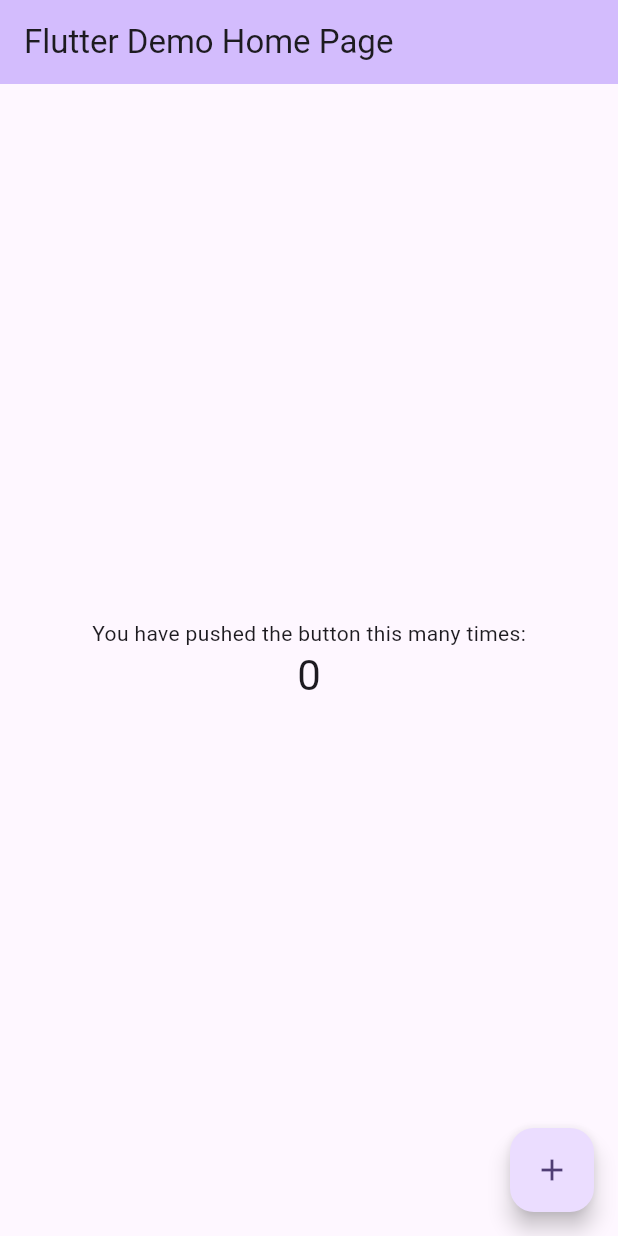
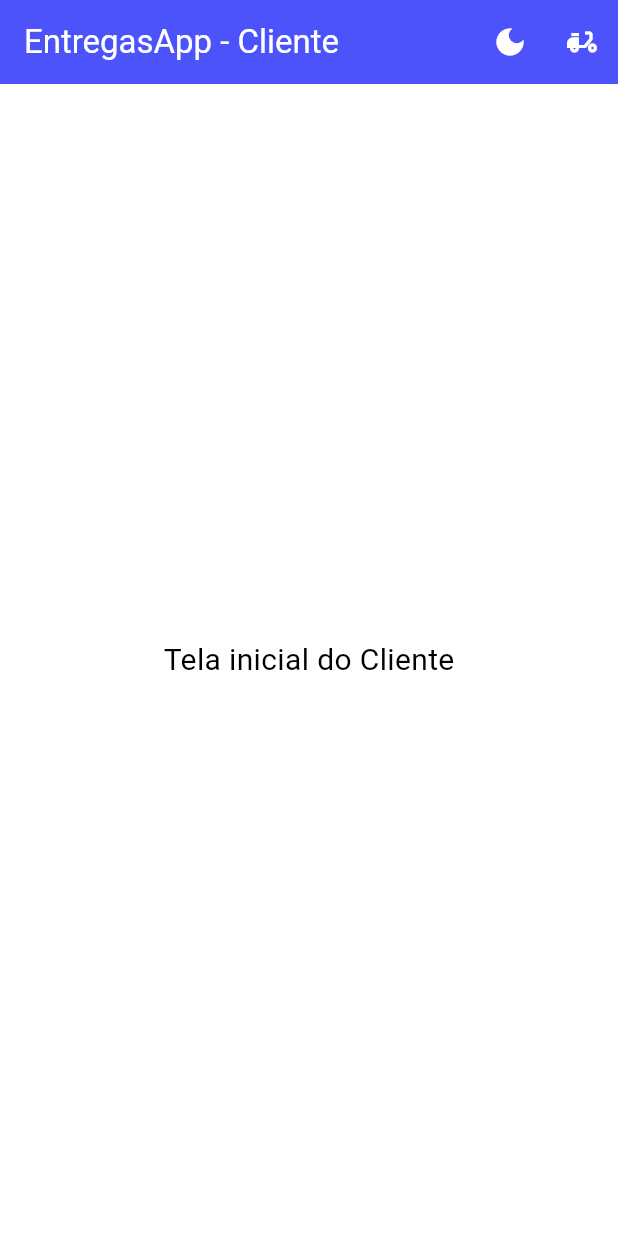
Before and after one commit to oarthurfc/delivery-app, a Flutter app: the screen it shows after launch, on a phone screen of 412 x 824 dp. Run offline on Flutter 3.47's test engine with Material 3 defaults, Android fonts, the phone set to English and light mode, and no system bars; our stand-ins replace shared_preferences.

Commit message:
feat: implementa dark mode #10

```diff
--- a/lib/app.dart
+++ b/lib/app.dart
@@ -0,0 +1,73 @@
+import 'package:flutter/material.dart';
+import 'config/theme_config.dart';
+import 'config/routes.dart';
+import 'services/theme_service.dart';
+import 'screens/client/client_home_screen.dart';
+import 'screens/driver/driver_home_screen.dart';
+
+class DeliveryApp extends StatefulWidget {
+  final ThemeService themeService;
+
+  const DeliveryApp({Key? key, required this.themeService}) : super(key: key);
+
+  @override
+  State<DeliveryApp> createState() => _DeliveryAppState();
+}
+
+class _DeliveryAppState extends State<DeliveryApp> {
+  late bool _isDarkMode;
+  bool _isDriver = false; // Para alternar entre visualizações de cliente e motorista
+
+  @override
+  void initState() {
+    super.initState();
+    _isDarkMode = widget.themeService.isDarkMode;
+    widget.themeService.addListener(() {
+      setState(() {
+        _isDarkMode = widget.themeService.isDarkMode;
+      });
+    });
+  }
+
+  void _toggleUserMode() {
+    setState(() {
+      _isDriver = !_isDriver;
+    });
+  }
+
+  @override
+  Widget build(BuildContext context) {
+    return MaterialApp(
+      title: 'DeliveryApp',
+      theme: lightTheme,
+      darkTheme: darkTheme,
+      themeMode: _isDarkMode ? ThemeMode.dark : ThemeMode.light,
+      debugShowCheckedModeBanner: false,
+      //routes: appRoutes,
+      home: Scaffold(
+        appBar: AppBar(
+          title: Text(_isDriver ? 'EntregasApp - Motorista' : 'EntregasApp - Cliente'),
+          actions: [
+            IconButton(
+              icon: Icon(_isDarkMode ? Icons.light_mode : Icons.dark_mode),
+              onPressed: () {
+                widget.themeService.toggleTheme();
+              },
+            ),
+            IconButton(
+              icon: Icon(_isDriver ? Icons.person : Icons.delivery_dining),
+              onPressed: _toggleUserMode,
+              tooltip: 'Alternar entre cliente e motorista',
+            ),
+          ],
+        ),
+        body: Center(
+          child: Text(
+            _isDriver ? 'Tela inicial do Motorista' : 'Tela inicial do Cliente',
+            style: TextStyle(fontSize: 20),
+          ),
+        ),
+      ),
+    );
+  }
+}
--- a/lib/config/theme_config.dart
+++ b/lib/config/theme_config.dart
@@ -0,0 +1,75 @@
+import 'package:flutter/material.dart';
+
+// Cores principais do app
+const primaryColor = Color(0xFF4C53FB);
+const secondaryColor = Color(0xFF5ACAFC);
+const accentColor = Color(0xFFFF7F50);
+const errorColor = Color(0xFFE53935);
+const successColor = Color(0xFF43A047);
+
+// Tema claro
+final ThemeData lightTheme = ThemeData(
+  brightness: Brightness.light,
+  primaryColor: primaryColor,
+  colorScheme: const ColorScheme.light(
+    primary: primaryColor,
+    secondary: secondaryColor,
+    error: errorColor,
+  ),
+  appBarTheme: const AppBarTheme(
+    backgroundColor: primaryColor,
+    foregroundColor: Colors.white,
+    elevation: 0,
+  ),
+  cardTheme: CardTheme(
+    shape: RoundedRectangleBorder(borderRadius: BorderRadius.circular(12)),
+    elevation: 2,
+  ),
+  elevatedButtonTheme: ElevatedButtonThemeData(
+    style: ElevatedButton.styleFrom(
+      backgroundColor: primaryColor,
+      foregroundColor: Colors.white,
+      padding: const EdgeInsets.symmetric(vertical: 12, horizontal: 16),
+      shape: RoundedRectangleBorder(borderRadius: BorderRadius.circular(8)),
+    ),
+  ),
+  floatingActionButtonTheme: const FloatingActionButtonThemeData(
+    backgroundColor: accentColor,
+    foregroundColor: Colors.white,
+  ),
+);
+
+// Tema escuro
+final ThemeData darkTheme = ThemeData(
+  brightness: Brightness.dark,
+  primaryColor: primaryColor,
+  scaffoldBackgroundColor: const Color(0xFF121212),
+  colorScheme: const ColorScheme.dark(
+    primary: primaryColor,
+    secondary: secondaryColor,
+    error: errorColor,
+    surface: Color(0xFF1E1E1E),
+  ),
+  appBarTheme: const AppBarTheme(
+    backgroundColor: Color(0xFF1E1E1E),
+    foregroundColor: Colors.white,
+    elevation: 0,
+  ),
+  cardTheme: CardTheme(
+    color: const Color(0xFF2C2C2C),
+    shape: RoundedRectangleBorder(borderRadius: BorderRadius.circular(12)),
+    elevation: 2,
+  ),
+  elevatedButtonTheme: ElevatedButtonThemeData(
+    style: ElevatedButton.styleFrom(
+      backgroundColor: primaryColor,
+      foregroundColor: Colors.white,
+      padding: const EdgeInsets.symmetric(vertical: 12, horizontal: 16),
+      shape: RoundedRectangleBorder(borderRadius: BorderRadius.circular(8)),
+    ),
+  ),
+  floatingActionButtonTheme: const FloatingActionButtonThemeData(
+    backgroundColor: accentColor,
+    foregroundColor: Colors.white,
+  ),
+);
--- a/lib/main.dart
+++ b/lib/main.dart
@@ -1,68 +1,13 @@
 import 'package:flutter/material.dart';
+import 'package:shared_preferences/shared_preferences.dart';
+import 'app.dart';
+import 'services/theme_service.dart';
 
-void main() {
-  runApp(const MyApp());
+void main() async {
+  WidgetsFlutterBinding.ensureInitialized();
+
+  final prefs = await SharedPreferences.getInstance();
+  final themeService = ThemeService(prefs);
+
+  runApp(DeliveryApp(themeService: themeService));
 }
-
-class MyApp extends StatelessWidget {
-  const MyApp({super.key});
-
-  // This widget is the root of your application.
-  @override
-  Widget build(BuildContext context) {
-    return MaterialApp(
-      title: 'Flutter Demo',
-      theme: ThemeData(
-        colorScheme: ColorScheme.fromSeed(seedColor: Colors.deepPurple),
-      ),
-      home: const MyHomePage(title: 'Flutter Demo Home Page'),
-    );
-  }
-}
-
-class MyHomePage extends StatefulWidget {
-  const MyHomePage({super.key, required this.title});
-
-  final String title;
-
-  @override
-  State<MyHomePage> createState() => _MyHomePageState();
-}
-
-class _MyHomePageState extends State<MyHomePage> {
-  int _counter = 0;
-
-  void _incrementCounter() {
-    setState(() {
-      _counter++;
-    });
-  }
-
-  @override
-  Widget build(BuildContext context) {
-
-    return Scaffold(
-      appBar: AppBar(
-        backgroundColor: Theme.of(context).colorScheme.inversePrimary,
-        title: Text(widget.title),
-      ),
-      body: Center(
-        child: Column(
-          mainAxisAlignment: MainAxisAlignment.center,
-          children: <Widget>[
-            const Text('You have pushed the button this many times:'),
-            Text(
-              '$_counter',
-              style: Theme.of(context).textTheme.headlineMedium,
-            ),
-          ],
-        ),
-      ),
-      floatingActionButton: FloatingActionButton(
-        onPressed: _incrementCounter,
-        tooltip: 'Increment',
-        child: const Icon(Icons.add),
-      ), // This trailing comma makes auto-formatting nicer for build methods.
-    );
-  }
-}
--- a/lib/services/theme_service.dart
+++ b/lib/services/theme_service.dart
@@ -0,0 +1,20 @@
+import 'package:flutter/material.dart';
+import 'package:shared_preferences/shared_preferences.dart';
+
+class ThemeService extends ChangeNotifier {
+  static const themeKey = 'is_dark_mode';
+  final SharedPreferences _prefs;
+  late bool _isDarkMode;
+
+  ThemeService(this._prefs) {
+    _isDarkMode = _prefs.getBool(themeKey) ?? false;
+  }
+
+  bool get isDarkMode => _isDarkMode;
+
+  void toggleTheme() {
+    _isDarkMode = !_isDarkMode;
+    _prefs.setBool(themeKey, _isDarkMode);
+    notifyListeners();
+  }
+}
--- a/pubspec.yaml
+++ b/pubspec.yaml
@@ -34,6 +34,7 @@ dependencies:
   # The following adds the Cupertino Icons font to your application.
   # Use with the CupertinoIcons class for iOS style icons.
   cupertino_icons: ^1.0.8
+  shared_preferences: ^2.5.3
 
 dev_dependencies:
   flutter_test:
```
Also changed, not shown: pubspec.lock, 1 other file.
